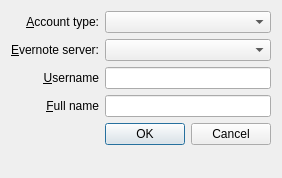
The window that src/dialogs/AddAccountDialog.ui (d1vanov/quentier) describes before a commit, drawn with Qt 5.
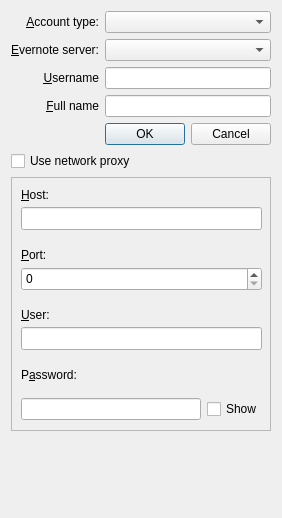
The same window after the commit.

Commit message: Issue #122: start to implement network proxy settings management within AddAccountDialog

The edit to the form file:
```diff
--- a/src/dialogs/AddAccountDialog.ui
+++ b/src/dialogs/AddAccountDialog.ui
@@ -7,23 +7,17 @@
     <x>0</x>
     <y>0</y>
     <width>282</width>
-    <height>178</height>
+    <height>518</height>
    </rect>
   </property>
   <property name="windowTitle">
    <string>Dialog</string>
   </property>
   <layout class="QGridLayout" name="gridLayout">
-   <item row="0" column="0">
-    <widget class="QLabel" name="accountTypeLabel">
+   <item row="6" column="0" colspan="2">
+    <widget class="QCheckBox" name="useNetworkProxyCheckBox">
      <property name="text">
-      <string>&amp;Account type:</string>
-     </property>
-     <property name="alignment">
-      <set>Qt::AlignRight|Qt::AlignTrailing|Qt::AlignVCenter</set>
-     </property>
-     <property name="buddy">
-      <cstring>accountTypeComboBox</cstring>
+      <string>Use network proxy</string>
      </property>
     </widget>
    </item>
@@ -88,8 +82,36 @@
    <item row="1" column="1">
     <widget class="QComboBox" name="evernoteServerComboBox"/>
    </item>
-   <item row="6" column="0" colspan="2">
+   <item row="3" column="1">
+    <widget class="QLineEdit" name="accountFullNameLineEdit"/>
+   </item>
+   <item row="0" column="0">
+    <widget class="QLabel" name="accountTypeLabel">
+     <property name="text">
+      <string>&amp;Account type:</string>
+     </property>
+     <property name="alignment">
+      <set>Qt::AlignRight|Qt::AlignTrailing|Qt::AlignVCenter</set>
+     </property>
+     <property name="buddy">
+      <cstring>accountTypeComboBox</cstring>
+     </property>
+    </widget>
+   </item>
+   <item row="8" column="0" colspan="2">
     <widget class="QLabel" name="statusText">
+     <property name="sizePolicy">
+      <sizepolicy hsizetype="Preferred" vsizetype="Preferred">
+       <horstretch>0</horstretch>
+       <verstretch>0</verstretch>
+      </sizepolicy>
+     </property>
+     <property name="maximumSize">
+      <size>
+       <width>16777215</width>
+       <height>70</height>
+      </size>
+     </property>
      <property name="wordWrap">
       <bool>true</bool>
      </property>
@@ -111,8 +133,135 @@
      </property>
     </widget>
    </item>
-   <item row="3" column="1">
-    <widget class="QLineEdit" name="accountFullNameLineEdit"/>
+   <item row="7" column="0" colspan="2">
+    <widget class="QFrame" name="networkProxyFrame">
+     <property name="frameShape">
+      <enum>QFrame::StyledPanel</enum>
+     </property>
+     <property name="frameShadow">
+      <enum>QFrame::Raised</enum>
+     </property>
+     <widget class="QLabel" name="networkProxyHostLabel">
+      <property name="geometry">
+       <rect>
+        <x>10</x>
+        <y>10</y>
+        <width>241</width>
+        <height>16</height>
+       </rect>
+      </property>
+      <property name="text">
+       <string>&amp;Host:</string>
+      </property>
+      <property name="buddy">
+       <cstring>networkProxyHostLineEdit</cstring>
+      </property>
+     </widget>
+     <widget class="QLineEdit" name="networkProxyHostLineEdit">
+      <property name="geometry">
+       <rect>
+        <x>10</x>
+        <y>30</y>
+        <width>241</width>
+        <height>23</height>
+       </rect>
+      </property>
+     </widget>
+     <widget class="QLabel" name="networkProxyPortLabel">
+      <property name="geometry">
+       <rect>
+        <x>10</x>
+        <y>70</y>
+        <width>241</width>
+        <height>16</height>
+       </rect>
+      </property>
+      <property name="text">
+       <string>&amp;Port:</string>
+      </property>
+      <property name="buddy">
+       <cstring>spinBox</cstring>
+      </property>
+     </widget>
+     <widget class="QSpinBox" name="spinBox">
+      <property name="geometry">
+       <rect>
+        <x>10</x>
+        <y>90</y>
+        <width>241</width>
+        <height>24</height>
+       </rect>
+      </property>
+     </widget>
+     <widget class="QLabel" name="networkProxyUserLabel">
+      <property name="geometry">
+       <rect>
+        <x>10</x>
+        <y>130</y>
+        <width>241</width>
+        <height>16</height>
+       </rect>
+      </property>
+      <property name="text">
+       <string>&amp;User:</string>
+      </property>
+      <property name="buddy">
+       <cstring>networkProxyUserLineEdit</cstring>
+      </property>
+     </widget>
+     <widget class="QLineEdit" name="networkProxyUserLineEdit">
+      <property name="geometry">
+       <rect>
+        <x>10</x>
+        <y>150</y>
+        <width>241</width>
+        <height>23</height>
+       </rect>
+      </property>
+     </widget>
+     <widget class="QLabel" name="networkProxyPasswordLabel">
+      <property name="geometry">
+       <rect>
+        <x>10</x>
+        <y>190</y>
+        <width>241</width>
+        <height>16</height>
+       </rect>
+      </property>
+      <property name="text">
+       <string>P&amp;assword:</string>
+      </property>
+      <property name="buddy">
+       <cstring>networkProxyPasswordLineEdit</cstring>
+      </property>
+     </widget>
+     <widget class="QWidget" name="">
+      <property name="geometry">
+       <rect>
+        <x>10</x>
+        <y>220</y>
+        <width>241</width>
+        <height>25</height>
+       </rect>
+      </property>
+      <layout class="QHBoxLayout" name="networkProxyPasswordHorizontalLayout">
+       <item>
+        <widget class="QLineEdit" name="networkProxyPasswordLineEdit">
+         <property name="echoMode">
+          <enum>QLineEdit::Password</enum>
+         </property>
+        </widget>
+       </item>
+       <item>
+        <widget class="QCheckBox" name="networkProxyPasswordShowCheckBox">
+         <property name="text">
+          <string>Show</string>
+         </property>
+        </widget>
+       </item>
+      </layout>
+     </widget>
+    </widget>
    </item>
   </layout>
  </widget>
```
Left out of the diff: 10 changed lines with no effect on the pictures. The commit also changes 2 other files.
